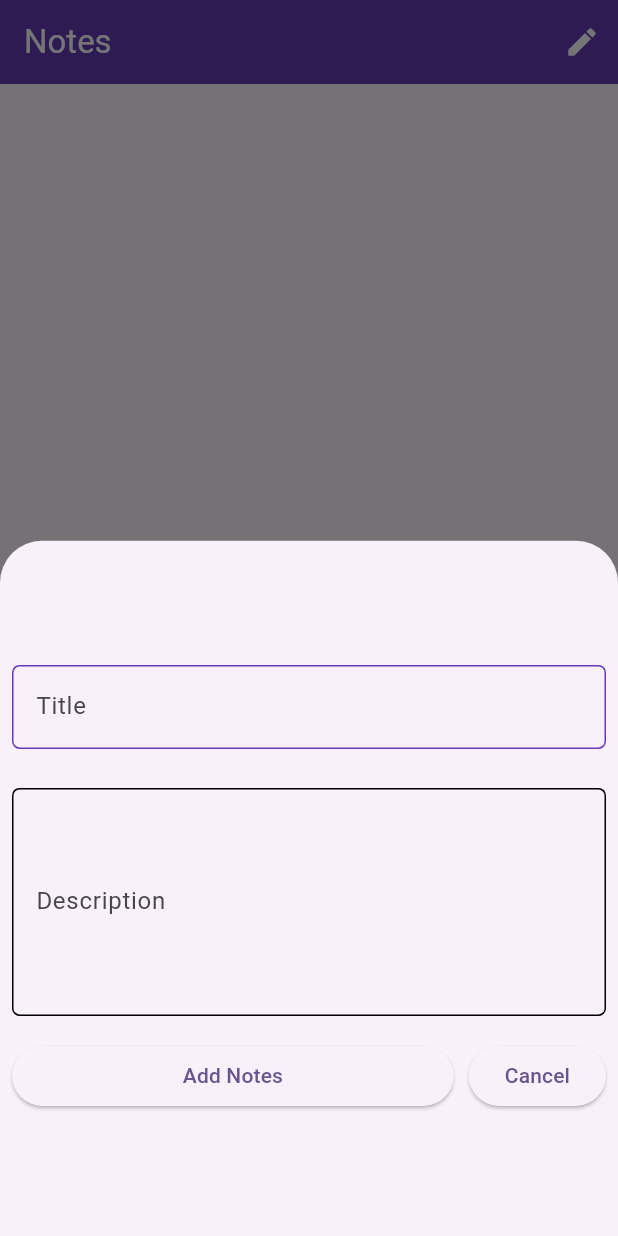
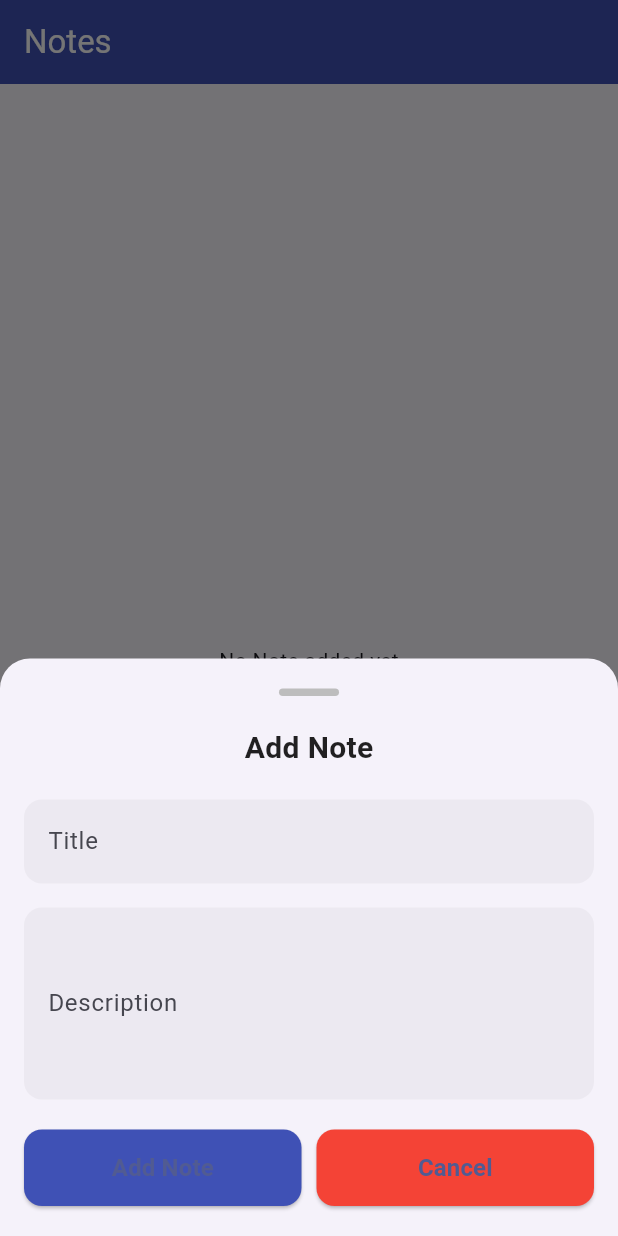
Before and after one commit to Gul-Is-Here/NOTE-App, a Flutter app: the screen it shows after launch, after a tap on the "add" icon, on a phone screen of 412 x 824 dp. Run offline on Flutter 3.47's test engine with Material 3 defaults, Android fonts, the light colour scheme and no system bars; our stand-ins replace get, share, sqflite; accounts and stored records are empty.

Commit message:
' Day 1'

```diff
--- a/lib/data/local/db_helper.dart
+++ b/lib/data/local/db_helper.dart
@@ -50,4 +50,25 @@ class DBHelper {
     List<Map<String, dynamic>> mData = await db.query(table_note);
     return mData;
   }
+
+  Future<bool> updateNote(
+      {required String mtitle, required String mDesc, required int sno}) async {
+    var db = await getDB();
+    int rowsAffected = await db.update(
+        table_note,
+        {
+          column_note_title: mtitle,
+          column_note_desc: mDesc,
+        },
+        where: "$column_note_sr_no=$sno");
+
+    return rowsAffected > 0;
+  }
+
+  Future<bool> deleteNote({required int sno}) async {
+    var db = await getDB();
+    int rowsAffected = await db
+        .delete(table_note, where: "$column_note_sr_no=?", whereArgs: [sno]);
+    return rowsAffected > 0;
+  }
 }
--- a/lib/main.dart
+++ b/lib/main.dart
@@ -1,5 +1,8 @@
 import 'package:flutter/material.dart';
-import 'package:sqflight_project/data/local/db_helper.dart';
+import 'package:get/get.dart';
+import 'package:sqflight_project/utility/colors.dart';
+
+import 'views/note_screen.dart';
 
 void main() {
   runApp(const MyApp());
@@ -11,151 +14,13 @@ class MyApp extends StatelessWidget {
   // This widget is the root of your application.
   @override
   Widget build(BuildContext context) {
-    return MaterialApp(
+    return GetMaterialApp(
       title: 'Flutter Demo',
       theme: ThemeData(
-        colorScheme: ColorScheme.fromSeed(seedColor: Colors.deepPurple),
+        colorScheme: ColorScheme.fromSeed(seedColor: primaryColor),
         useMaterial3: true,
       ),
-      home: const MyHomePage(),
+      home: MyHomePage(),
     );
   }
 }
-
-class MyHomePage extends StatefulWidget {
-  const MyHomePage({super.key});
-
-  @override
-  State<MyHomePage> createState() => _MyHomePageState();
-}
-
-class _MyHomePageState extends State<MyHomePage> {
-  var allnotes = [];
-  DBHelper? dbRef;
-  @override
-  void initState() {
-    // TODO: implement initState
-    super.initState();
-    dbRef = DBHelper.dbHelper;
-    getNotes();
-  }
-
-  void getNotes() async {
-    allnotes = await dbRef!.getAllNotes();
-    setState(() {});
-  }
-
-  @override
-  Widget build(BuildContext context) {
-    return Scaffold(
-        floatingActionButton: FloatingActionButton(
-          onPressed: () {
-            showModalBottomSheet<void>(
-              // context and builder are
-              // required properties in this widget
-              context: context,
-              builder: (BuildContext context) {
-                // we set up a container inside which
-                // we create center column and display text
-
-                // Returning SizedBox instead of a Container
-                return Container(
-                  // height: 200,
-                  child: Column(
-                    mainAxisAlignment: MainAxisAlignment.center,
-                    children: <Widget>[
-                      Padding(
-                        padding: const EdgeInsets.all(8.0),
-                        child: TextFormField(
-                          decoration: InputDecoration(
-                              label: const Text('Title'),
-                              enabledBorder: OutlineInputBorder(
-                                  borderRadius: BorderRadius.circular(5),
-                                  borderSide:
-                                      BorderSide(color: Colors.deepPurple)),
-                              focusedBorder: OutlineInputBorder(
-                                  borderRadius: BorderRadius.circular(5))),
-                        ),
-                      ),
-                      SizedBox(
-                        height: 10,
-                      ),
-                      Padding(
-                        padding: const EdgeInsets.all(8.0),
-                        child: TextFormField(
-                          maxLines: 5,
-                          decoration: InputDecoration(
-                              label: const Text('Description'),
-                              hintText: 'Enter Description',
-                              enabledBorder: OutlineInputBorder(
-                                  borderRadius: BorderRadius.circular(5)),
-                              focusedBorder: OutlineInputBorder(
-                                  borderRadius: BorderRadius.circular(5))),
-                        ),
-                      ),
-                      Padding(
-                        padding: const EdgeInsets.all(8.0),
-                        child: Row(
-                          children: [
-                            Expanded(
-                              child: ElevatedButton(
-                                  onPressed: () {}, child: Text('Add Notes')),
-                            ),
-                            SizedBox(
-                              width: 10,
-                            ),
-                            ElevatedButton(
-                                onPressed: () {}, child: Text('Cancel')),
-                          ],
-                        ),
-                      )
-                    ],
-                  ),
-                );
-              },
-            );
-          },
-          child: Icon(Icons.add),
-        ),
-        appBar: AppBar(
-          backgroundColor: Colors.deepPurple,
-          title: Text(
-            'Notes',
-            style: TextStyle(color: Colors.white),
-          ),
-          actions: [
-            IconButton(
-                onPressed: () {
-                  // showModalBottomSheet(context: context, builder: ())
-                  print('pressed');
-                  // bool check = await dbRef!.addNote(
-                  //     noteTitle: 'Money Managment',
-                  //     noteDesc: ' This Is a dummy Notes');
-                  // if (check) {
-                  //   print('Notes Get');
-                  //   getNotes();
-                  // }
-                },
-                icon: Icon(
-                  Icons.edit,
-                  color: Colors.white,
-                ))
-          ],
-        ),
-        body: allnotes.isNotEmpty
-            ? ListView.builder(
-                itemCount: allnotes.length,
-                itemBuilder: (_, index) {
-                  return ListTile(
-                    leading: Text(
-                        allnotes[index][DBHelper.column_note_sr_no].toString()),
-                    title: Text(allnotes[index][DBHelper.column_note_title]),
-                    subtitle: Text(allnotes[index][DBHelper.column_note_desc]),
-                  );
-                },
-              )
-            : Center(
-                child: Text('No Note added yet'),
-              ));
-  }
-}
--- /dev/null
+++ b/lib/utility/colors.dart
@@ -0,0 +1,3 @@
+import 'package:flutter/material.dart';
+
+Color primaryColor = Colors.indigo;
--- /dev/null
+++ b/lib/utility/constants.dart
@@ -0,0 +1,3 @@
+const noteIcon1 = 'assets/icons/notepad.png';
+const noteIcon2 = 'assets/icons/notepad2.png';
+const noteIcon3 = 'assets/icons/notepad3.png';
--- /dev/null
+++ b/lib/views/note_screen.dart
@@ -0,0 +1,283 @@
+import 'package:flutter/material.dart';
+import 'package:sqflight_project/views/notes_details_screen.dart';
+
+import '../data/local/db_helper.dart';
+import '../utility/colors.dart';
+
+class MyHomePage extends StatefulWidget {
+  const MyHomePage({super.key});
+
+  @override
+  State<MyHomePage> createState() => _MyHomePageState();
+}
+
+class _MyHomePageState extends State<MyHomePage> {
+  var titleController = TextEditingController();
+  var desController = TextEditingController();
+  var allnotes = [];
+  DBHelper? dbRef;
+
+  @override
+  void initState() {
+    super.initState();
+    dbRef = DBHelper.dbHelper;
+    getNotes();
+  }
+
+  void getNotes() async {
+    allnotes = await dbRef!.getAllNotes();
+    setState(() {});
+  }
+
+  @override
+  Widget build(BuildContext context) {
+    return Scaffold(
+      floatingActionButton: FloatingActionButton(
+        onPressed: () {
+          showModalBottomSheet<void>(
+            context: context,
+            shape: const RoundedRectangleBorder(
+              borderRadius: BorderRadius.vertical(top: Radius.circular(20)),
+            ),
+            builder: (BuildContext context) {
+              return showModelBottomSheet();
+            },
+          );
+        },
+        child: const Icon(Icons.add),
+      ),
+      appBar: AppBar(
+        backgroundColor: primaryColor,
+        title: const Text(
+          'Notes',
+          style: TextStyle(color: Colors.white),
+        ),
+      ),
+      body: allnotes.isNotEmpty
+          ? ListView.builder(
+              itemCount: allnotes.length,
+              padding: const EdgeInsets.symmetric(vertical: 10, horizontal: 16),
+              itemBuilder: (_, index) {
+                return Card(
+                  elevation: 4,
+                  margin: const EdgeInsets.symmetric(vertical: 8),
+                  shape: RoundedRectangleBorder(
+                    borderRadius: BorderRadius.circular(16),
+                  ),
+                  child: Dismissible(
+                    key: ValueKey(
+                      allnotes[index][DBHelper.column_note_sr_no],
+                    ),
+                    background: Container(
+                      height: 100,
+                      width: double.infinity,
+                      decoration: BoxDecoration(
+                        color: Colors.red,
+                        borderRadius: BorderRadius.circular(10),
+                      ),
+                    ),
+                    confirmDismiss: (direction) async {
+                      return await showDialog<bool>(
+                        context: context,
+                        builder: (ctx) => AlertDialog(
+                          title: const Text('Delete Note'),
+                          content: const Text(
+                              'Are you sure you want to delete this note? This action cannot be undone.'),
+                          actions: [
+                            TextButton(
+                              onPressed: () {
+                                Navigator.of(ctx).pop(false); // Cancel deletion
+                              },
+                              child: const Text('No'),
+                            ),
+                            TextButton(
+                              onPressed: () {
+                                Navigator.of(ctx).pop(true); // Confirm deletion
+                              },
+                              child: const Text('Yes'),
+                            ),
+                          ],
+                        ),
+                      );
+                    },
+                    onDismissed: (direction) async {
+                      final deletedNote = allnotes[index];
+                      await dbRef!.deleteNote(
+                        sno: deletedNote[DBHelper.column_note_sr_no],
+                      );
+
+                      setState(() {
+                        allnotes.removeAt(index);
+                      });
+
+                      ScaffoldMessenger.of(context).showSnackBar(
+                        const SnackBar(
+                          content: Text('Note deleted successfully'),
+                          duration: Duration(seconds: 2),
+                        ),
+                      );
+                    },
+                    child: ListTile(
+                      leading: CircleAvatar(
+                        backgroundColor: Colors.blueAccent,
+                        child: Text(
+                          allnotes[index][DBHelper.column_note_sr_no]
+                              .toString(),
+                          style: const TextStyle(
+                            color: Colors.white,
+                            fontWeight: FontWeight.bold,
+                          ),
+                        ),
+                      ),
+                      title: Text(
+                        allnotes[index][DBHelper.column_note_title],
+                        style: const TextStyle(
+                          fontSize: 16,
+                          fontWeight: FontWeight.bold,
+                        ),
+                      ),
+                      subtitle: Text(
+                        allnotes[index][DBHelper.column_note_desc],
+                        style: TextStyle(
+                          fontSize: 14,
+                          color: Colors.grey[600],
+                        ),
+                        maxLines: 2,
+                        overflow: TextOverflow.ellipsis,
+                      ),
+                      trailing: Icon(
+                        Icons.chevron_right,
+                        color: Colors.grey[400],
+                      ),
+                      onTap: () {
+                        Navigator.of(context).push(MaterialPageRoute(
+                          builder: (context) => NotesDetailsScreen(
+                            nTitle: allnotes[index][DBHelper.column_note_title],
+                            nDesc: allnotes[index][DBHelper.column_note_desc],
+                            nSno: allnotes[index][DBHelper.column_note_sr_no],
+                          ),
+                        ));
+                      },
+                    ),
+                  ),
+                );
+              },
+            )
+          : const Center(
+              child: Text('No Note added yet'),
+            ),
+    );
+  }
+
+  Widget showModelBottomSheet() {
+    return Padding(
+      padding: const EdgeInsets.symmetric(horizontal: 16, vertical: 20),
+      child: Column(
+        mainAxisSize: MainAxisSize.min,
+        children: [
+          Container(
+            width: 40,
+            height: 5,
+            decoration: BoxDecoration(
+              color: Colors.grey[400],
+              borderRadius: BorderRadius.circular(10),
+            ),
+          ),
+          const SizedBox(height: 20),
+          const Text(
+            'Add Note',
+            style: TextStyle(
+              fontSize: 20,
+              fontWeight: FontWeight.bold,
+              color: Colors.black87,
+            ),
+          ),
+          const SizedBox(height: 20),
+          TextFormField(
+            controller: titleController,
+            decoration: InputDecoration(
+              labelText: 'Title',
+              hintText: 'Enter a title (e.g., Grocery)',
+              filled: true,
+              fillColor: Colors.grey.withOpacity(0.1),
+              border: OutlineInputBorder(
+                borderRadius: BorderRadius.circular(12),
+                borderSide: BorderSide.none,
+              ),
+            ),
+          ),
+          const SizedBox(height: 16),
+          TextFormField(
+            controller: desController,
+            maxLines: 4,
+            decoration: InputDecoration(
+              labelText: 'Description',
+              hintText: 'Enter a description...',
+              filled: true,
+              fillColor: Colors.grey.withOpacity(0.1),
+              border: OutlineInputBorder(
+                borderRadius: BorderRadius.circular(12),
+                borderSide: BorderSide.none,
+              ),
+            ),
+          ),
+          const SizedBox(height: 20),
+          Row(
+            children: [
+              Expanded(
+                child: ElevatedButton(
+                  style: ElevatedButton.styleFrom(
+                    backgroundColor: primaryColor,
+                    shape: RoundedRectangleBorder(
+                      borderRadius: BorderRadius.circular(12),
+                    ),
+                  ),
+                  onPressed: () async {
+                    await dbRef!.addNote(
+                      noteTitle: titleController.text,
+                      noteDesc: desController.text,
+                    );
+                    titleController.clear();
+                    desController.clear();
+                    getNotes();
+                    Navigator.pop(context);
+                  },
+                  child: const Padding(
+                    padding: EdgeInsets.symmetric(vertical: 14),
+                    child: Text(
+                      'Add Note',
+                      style:
+                          TextStyle(fontSize: 16, fontWeight: FontWeight.bold),
+                    ),
+                  ),
+                ),
+              ),
+              const SizedBox(width: 10),
+              Expanded(
+                child: ElevatedButton(
+                  style: ElevatedButton.styleFrom(
+                    backgroundColor: Colors.red,
+                    shape: RoundedRectangleBorder(
+                      borderRadius: BorderRadius.circular(12),
+                    ),
+                  ),
+                  onPressed: () {
+                    Navigator.pop(context);
+                  },
+                  child: const Padding(
+                    padding: EdgeInsets.symmetric(vertical: 14),
+                    child: Text(
+                      'Cancel',
+                      style:
+                          TextStyle(fontSize: 16, fontWeight: FontWeight.bold),
+                    ),
+                  ),
+                ),
+              ),
+            ],
+          ),
+        ],
+      ),
+    );
+  }
+}
```
Also changed, not shown: lib/controller/note_controller.dart (added, +23 -0 lines), lib/views/notes_details_screen.dart (added, +95 -0 lines), pubspec.yaml (+5 -2 lines), assets/icons/notepad.png (added), assets/icons/notepad2.png (added), assets/icons/notepad3.png (added), pubspec.lock, 18 other files.
